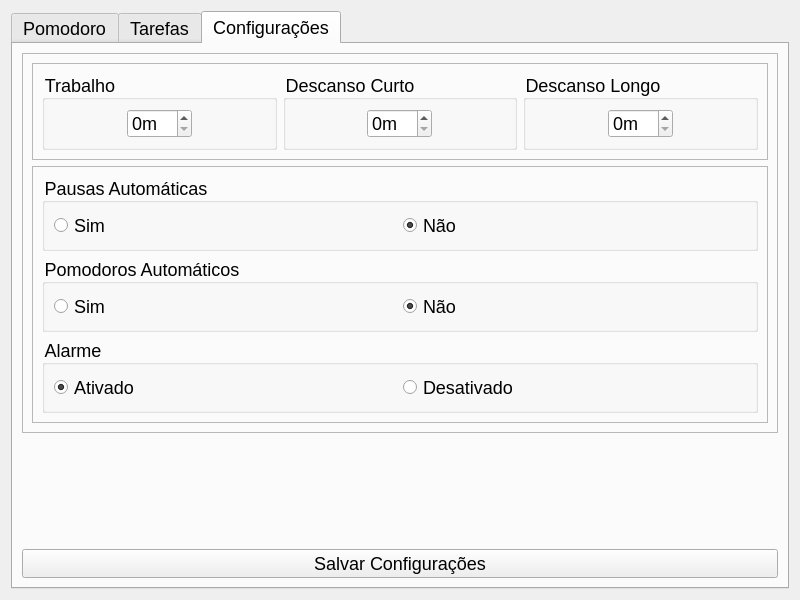
Qt form functions/new_pomodoro/new_pomodoro_page.ui (Nbdyleto/PySide6_Self_TCC) before a commit.
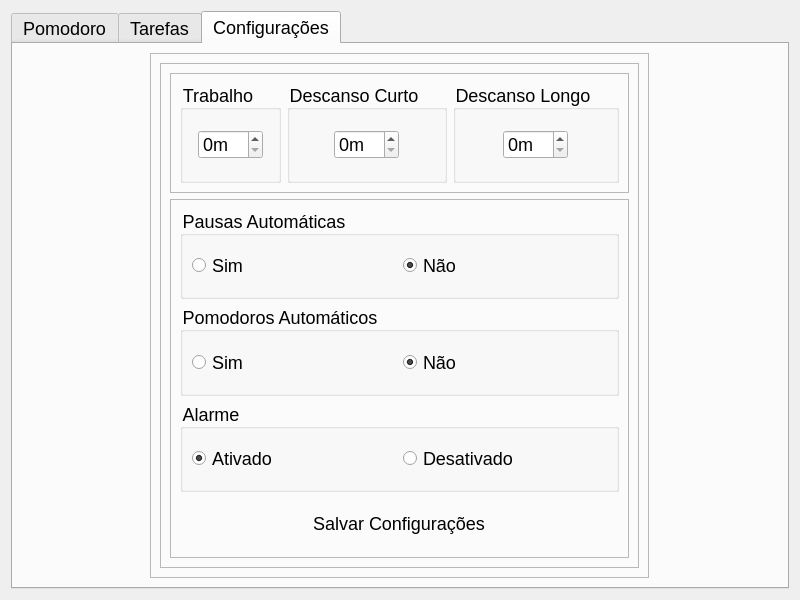
The same form after that commit. The open tabs and pages were chosen to show the change.

Diff of the .ui file:
```diff
--- a/functions/new_pomodoro/new_pomodoro_page.ui
+++ b/functions/new_pomodoro/new_pomodoro_page.ui
@@ -531,7 +531,16 @@
        <string>Configurações</string>
       </attribute>
       <layout class="QVBoxLayout" name="verticalLayout_5">
-       <item alignment="Qt::AlignTop">
+       <item alignment="Qt::AlignHCenter">
+        <widget class="QFrame" name="frame_15">
+         <property name="frameShape">
+          <enum>QFrame::StyledPanel</enum>
+         </property>
+         <property name="frameShadow">
+          <enum>QFrame::Raised</enum>
+         </property>
+         <layout class="QHBoxLayout" name="horizontalLayout_8">
+          <item>
         <widget class="QFrame" name="frame_10">
          <property name="frameShape">
           <enum>QFrame::StyledPanel</enum>
@@ -542,6 +551,12 @@
          <layout class="QVBoxLayout" name="verticalLayout_3">
           <item>
            <widget class="QFrame" name="frame_11">
+               <property name="maximumSize">
+                <size>
+                 <width>16777215</width>
+                 <height>120</height>
+                </size>
+               </property>
             <property name="frameShape">
              <enum>QFrame::StyledPanel</enum>
             </property>
@@ -723,17 +738,32 @@
                </layout>
               </widget>
              </item>
-            </layout>
-           </widget>
-          </item>
-         </layout>
-        </widget>
-       </item>
-       <item>
+                <item alignment="Qt::AlignHCenter">
         <widget class="QPushButton" name="btnSaveSettings">
+                  <property name="minimumSize">
+                   <size>
+                    <width>220</width>
+                    <height>50</height>
+                   </size>
+                  </property>
+                  <property name="styleSheet">
+                   <string notr="true">background-position: center;  
+background-repeat: no-repeat; 
+border-radius: 25px;
+font: 18px;</string>
+                  </property>
          <property name="text">
           <string>Salvar Configurações</string>
          </property>
+                 </widget>
+                </item>
+               </layout>
+              </widget>
+             </item>
+            </layout>
+           </widget>
+          </item>
+         </layout>
         </widget>
        </item>
       </layout>
```
Left out of the diff: 82 changed lines with no effect on the pictures. Lines whose indentation alone changed are shown as unchanged.
